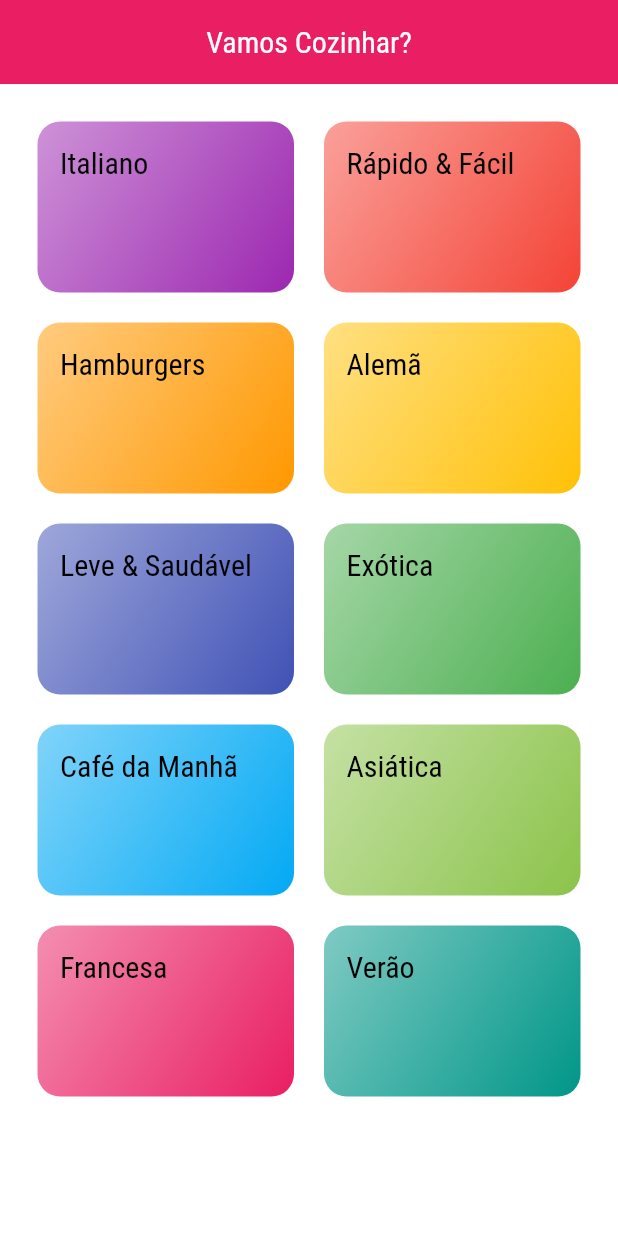
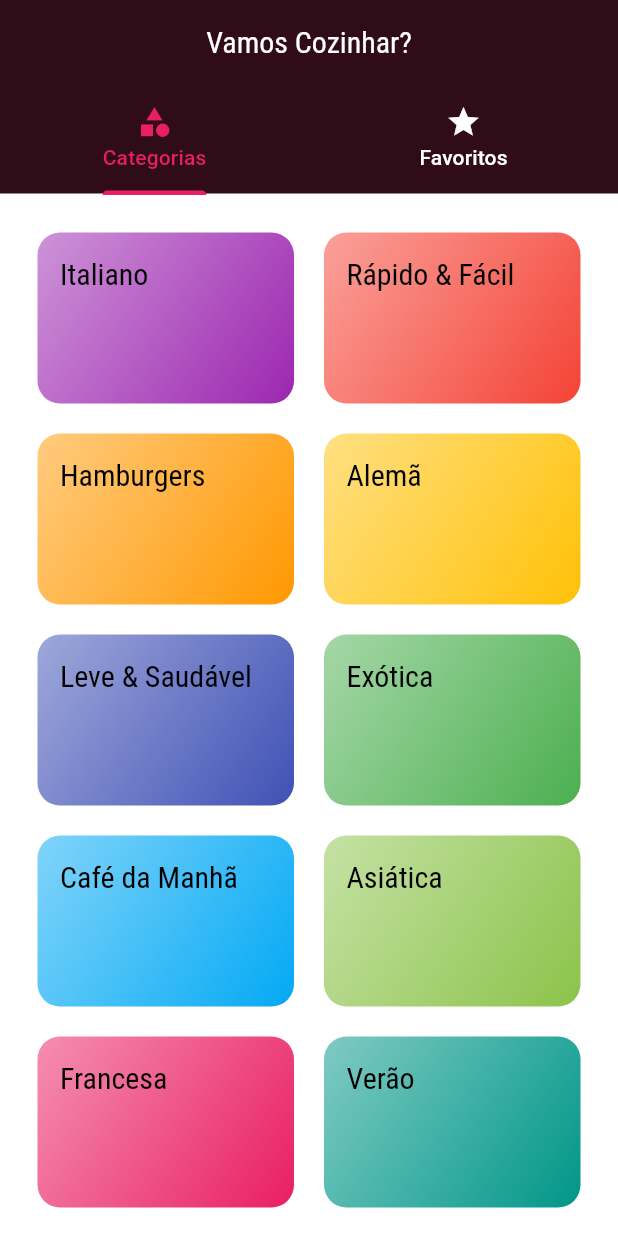
Before and after one commit to Arnaldo-fs/projeto_meal, a Flutter app: the screen it shows after launch, on a phone screen of 412 x 824 dp. Run offline on Flutter 3.47's test engine with Material 3 defaults, Android fonts, the phone set to English and light mode, and no system bars.

Commit message:
add a navegação de barra de categorias e favoritos, add informações adicionais de cada refeição

```diff
--- a/lib/main.dart
+++ b/lib/main.dart
@@ -1,6 +1,9 @@
+import 'package:flutter/foundation.dart';
 import 'package:flutter/material.dart';
+import 'package:meals/screens/tabs_screen.dart';
 import 'screens/categories_screen.dart';
 import 'screens/categories_meals_screen.dart';
+import 'screens/meal_detail_screen.dart';
 import 'utils/app_routes.dart';
 
 void main() {
@@ -15,15 +18,12 @@ class MyApp extends StatelessWidget {
     return MaterialApp(
       title: 'Vamos Cozinhar? =)',
       theme: ThemeData(
-          colorScheme:
-              ColorScheme.fromSwatch().copyWith(
+        colorScheme: ColorScheme.fromSwatch().copyWith(
           primary: Colors.pink,
           secondary: Colors.amber,
         ),
         fontFamily: 'Raleway',
-          textTheme: ThemeData.light()
-              .textTheme
-              .copyWith(
+        textTheme: ThemeData.light().textTheme.copyWith(
               titleLarge: const TextStyle(
                 fontSize: 20,
                 fontFamily: 'RobotoCondensed',
@@ -31,10 +31,10 @@ class MyApp extends StatelessWidget {
             ),
       ),
       routes: {
-          AppRoutes.HOME: (ctx) =>
-              CategoriesScreen(),
-          AppRoutes.CATEGORIES_MEALS: (ctx) =>
-              CategoriesMealsScreen(),
-        });
+        AppRoutes.HOME: (ctx) => TabsScreen(),
+        AppRoutes.CATEGORIES_MEALS: (ctx) => CategoriesMealsScreen(),
+        AppRoutes.MEAL_DETAIL: (ctx) => MealDetailScreen(),
+      },
+    );
   }
 }
--- a/lib/screens/categories_screen.dart
+++ b/lib/screens/categories_screen.dart
@@ -2,28 +2,16 @@ import 'package:flutter/material.dart';
 import '../components/category_item.dart';
 import '../data/dummy_data.dart';
 
-class CategoriesScreen
-    extends StatelessWidget {
-  const CategoriesScreen({Key? key})
-      : super(key: key);
+class CategoriesScreen extends StatelessWidget {
+  const CategoriesScreen({Key? key}) : super(key: key);
 
   @override
   Widget build(BuildContext context) {
-    return Scaffold(
-      appBar: AppBar(
-        centerTitle: true,
-        foregroundColor: Colors.white,
-        backgroundColor: Colors.pink,
-        title: const Text(
-          'Vamos Cozinhar?',
-        ),
-      ),
-      body: GridView(
+    return GridView(
       padding: const EdgeInsets.all(
         25,
       ),
-        gridDelegate:
-            const SliverGridDelegateWithMaxCrossAxisExtent(
+      gridDelegate: const SliverGridDelegateWithMaxCrossAxisExtent(
         maxCrossAxisExtent: 200,
         childAspectRatio: 3 / 2,
         crossAxisSpacing: 20,
@@ -34,7 +22,6 @@ class CategoriesScreen
       ) {
         return CategoryItem(cat);
       }).toList(),
-      ),
     );
   }
 }
--- /dev/null
+++ b/lib/screens/tabs_screen.dart
@@ -0,0 +1,41 @@
+import 'package:flutter/material.dart';
+import 'package:meals/screens/categories_screen.dart';
+import 'package:meals/screens/favorite_screen.dart';
+
+class TabsScreen extends StatelessWidget {
+  @override
+  Widget build(BuildContext context) {
+    return DefaultTabController(
+      length: 2,
+      child: Scaffold(
+        appBar: AppBar(
+          centerTitle: true,
+          foregroundColor: Colors.white,
+          backgroundColor: const Color.fromARGB(255, 48, 12, 24),
+          title: Text('Vamos Cozinhar?'),
+          bottom: TabBar(
+            labelColor: Colors.pink, // Cor do ícone/texto selecionado
+            unselectedLabelColor:
+                Colors.white, // Cor dos ícones/textos não selecionados
+            tabs: [
+              Tab(
+                icon: Icon(Icons.category),
+                text: 'Categorias',
+              ),
+              Tab(
+                icon: Icon(Icons.star),
+                text: 'Favoritos',
+              ),
+            ],
+          ),
+        ),
+        body: TabBarView(
+          children: [
+            CategoriesScreen(),
+            FavoriteScreen(),
+          ],
+        ),
+      ),
+    );
+  }
+}
--- a/lib/utils/app_routes.dart
+++ b/lib/utils/app_routes.dart
@@ -2,4 +2,5 @@ class AppRoutes {
   static const HOME = '/';
   static const CATEGORIES_MEALS =
       '/categories-meals';
+  static const MEAL_DETAIL = '/meal-detail';
 }
```
Also changed, not shown: lib/components/meal_item.dart (+9 -11 lines), lib/screens/favorite_screen.dart (added, +10 -0 lines), lib/screens/meal_detail_screen.dart (added, +87 -0 lines). Lines whose indentation alone changed are shown as unchanged.
